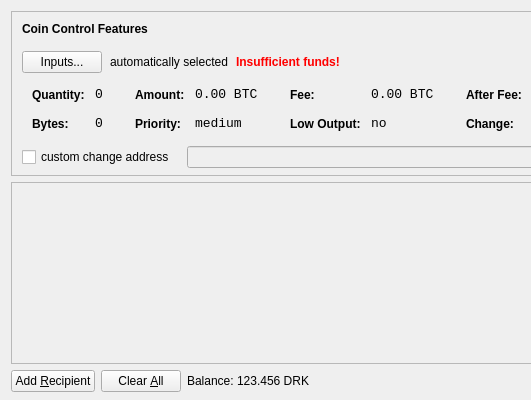
Above: src/qt/forms/sendcoinsdialog.ui from NarubyRiverlione/Spice before the change; both pictures show x 0 to 531 and y 0 to 400 of the 850 by 400 pixel window. Below: the same form after it.
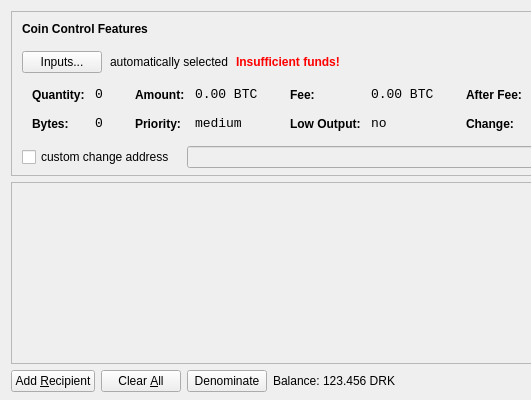
That is the form after the change. Icons and pictures are not drawn.

Commit message: added denominate button

Patch:
```diff
--- a/src/qt/forms/sendcoinsdialog.ui
+++ b/src/qt/forms/sendcoinsdialog.ui
@@ -702,6 +702,32 @@
        </property>
       </widget>
      </item>
+     <item>
+      <widget class="QPushButton" name="denominateButton">
+       <property name="sizePolicy">
+        <sizepolicy hsizetype="Minimum" vsizetype="Fixed">
+         <horstretch>0</horstretch>
+         <verstretch>0</verstretch>
+        </sizepolicy>
+       </property>
+       <property name="toolTip">
+        <string>Create inputs compatible with DarkSend</string>
+       </property>
+       <property name="text">
+        <string>Denominate</string>
+       </property>
+       <property name="icon">
+        <iconset resource="../bitcoin.qrc">
+         <normaloff>:/icons/denominate</normaloff>:/icons/denominate</iconset>
+       </property>
+       <property name="autoRepeatDelay">
+        <number>300</number>
+       </property>
+       <property name="autoDefault">
+        <bool>false</bool>
+       </property>
+      </widget>
+     </item>
      <item>
       <layout class="QHBoxLayout" name="horizontalLayout_2">
        <property name="spacing">
```
The commit also changes 8 other files.
